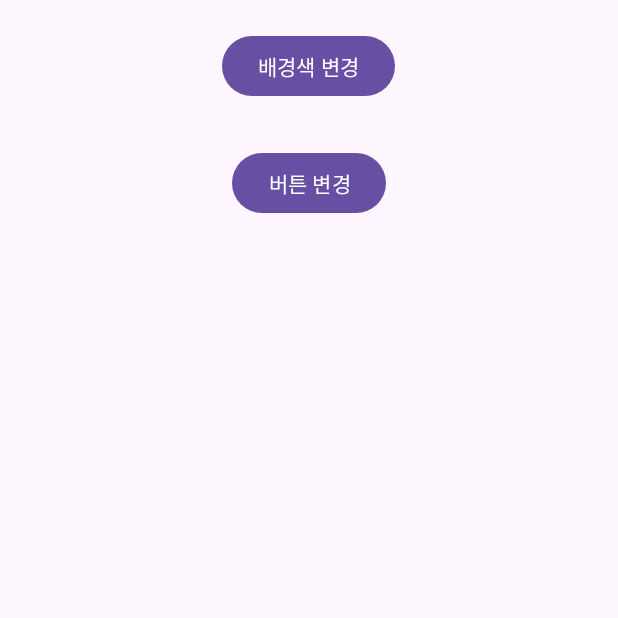
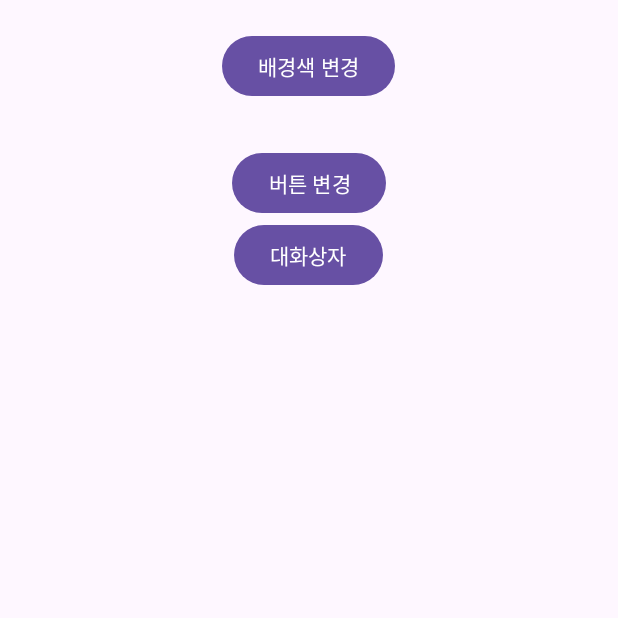
Before and after one commit to Hanrabbit06/ContextMenuTest, an Android app: the screen it shows after launch (MainActivity), on a phone screen of 412 x 824 dp, the top half of it. Run offline under Robolectric (Android 15) with nearby library versions, the phone set to English and light mode, and no system bars.

Commit message:
기본대화상자 연습

```diff
--- a/app/src/main/res/layout/activity_main.xml
+++ b/app/src/main/res/layout/activity_main.xml
@@ -23,6 +23,12 @@
         android:layout_height="wrap_content"
         android:text="버튼 변경"
         />
+    <Button
+        android:id="@+id/btn3"
+        android:layout_width="wrap_content"
+        android:layout_height="wrap_content"
+        android:text="대화상자"
+        />
 
 
 
```
Also changed, not shown: app/src/main/java/com/example/contextmenutest/MainActivity.kt (+16 -0 lines), app/src/main/res/drawable/moon.jpeg (added).
